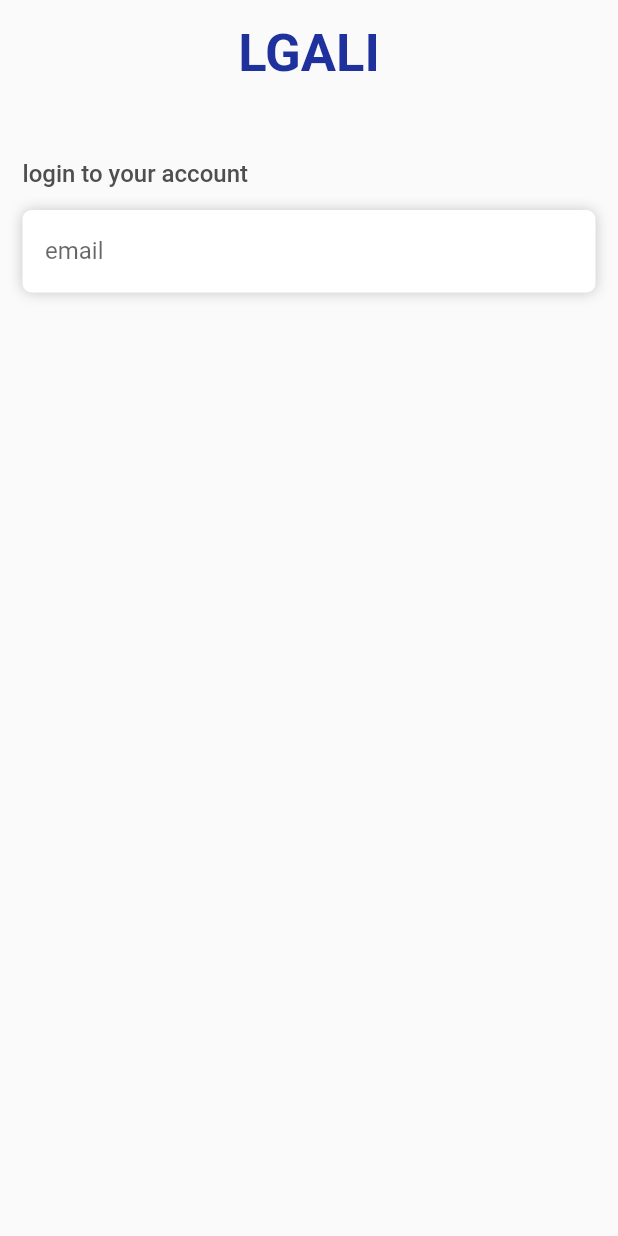
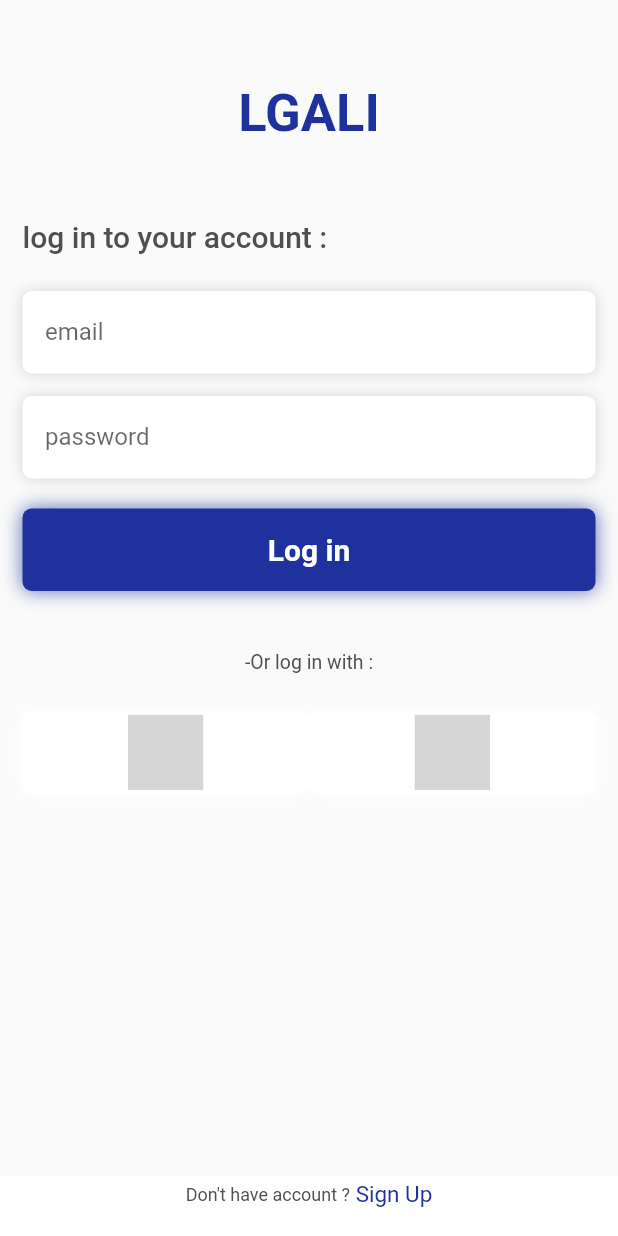
Before and after one commit to oussama-maz2000/lgali-front, a Flutter app: the LoginView screen opened directly, on a phone screen of 412 x 824 dp. Run offline on Flutter 3.47's test engine with Material 2 defaults, Android fonts, the phone set to English and light mode, and no system bars; our stand-ins replace flutter_svg, get, hexcolor; Roboto replaces fonts that are missing (Montserrat Subrayada, brandon); grey boxes are pictures that could not be loaded.

```diff
--- a/lib/views/login.view.dart
+++ b/lib/views/login.view.dart
@@ -1,8 +1,12 @@
+import 'package:lgali/views/widgets/social.login.dart';
+
 import './widgets/text.form.dart';
 
 import 'package:flutter/material.dart';
 
 import 'package:lgali/utils/global.color.dart';
+
+import './widgets/button.form.dart';
 
 class LoginView extends StatefulWidget {
   const LoginView({super.key});
@@ -13,6 +17,7 @@ class LoginView extends StatefulWidget {
 
 class _LoginViewState extends State<LoginView> {
   final TextEditingController emailController = TextEditingController();
+  final TextEditingController passwordController = TextEditingController();
 
   @override
   Widget build(BuildContext context) {
@@ -24,32 +29,67 @@ class _LoginViewState extends State<LoginView> {
           padding: EdgeInsets.all(15),
           child:
               Column(crossAxisAlignment: CrossAxisAlignment.start, children: [
+            SizedBox(height: 40),
             Container(
               alignment: Alignment.center,
               child: Text(
                 "LGALI",
                 style: TextStyle(
-                    fontFamily: 'Montserrat Subrayada',
+                    fontFamily: 'brandon',
                     color: GlobalColor.mainColor,
                     fontSize: 35,
                     fontWeight: FontWeight.bold),
               ),
             ),
             SizedBox(height: 50),
-            Text('login to your account',
+            Text('log in to your account :',
                 style: TextStyle(
                     color: GlobalColor.textColor,
-                    fontSize: 16,
+                    fontSize: 20,
                     fontWeight: FontWeight.w500)),
-            SizedBox(height: 15),
+            SizedBox(height: 25),
+            // Email Input
             TextForm(
               controller: emailController,
               text: 'email',
               textInputType: TextInputType.emailAddress,
+              obscure: false,
+            ),
+            SizedBox(height: 15),
+            // password Input
+            TextForm(
+              controller: passwordController,
+              text: 'password',
+              textInputType: TextInputType.visiblePassword,
               obscure: true,
-            )
+            ),
+            SizedBox(height: 20),
+            CustomButton(),
+            SizedBox(height: 40),
+            SocialLogin(),
           ]),
         )),
+      ),
+      bottomNavigationBar: Container(
+        alignment: Alignment.center,
+        padding: EdgeInsets.only(bottom: 15),
+        color: Colors.white,
+        height: 40,
+        child: Row(mainAxisAlignment: MainAxisAlignment.center, children: [
+          Text(
+            "Don't have account ?",
+            style: TextStyle(color: GlobalColor.textColor, fontSize: 12),
+          ),
+          InkWell(
+            onTap: () {
+              print('click Sign up');
+            },
+            child: Text(
+              ' Sign Up',
+              style: TextStyle(color: GlobalColor.mainColor, fontSize: 15),
+            ),
+          )
+        ]),
       ),
     );
   }
--- /dev/null
+++ b/lib/views/sign.view.dart
@@ -0,0 +1,39 @@
+import 'package:flutter/material.dart';
+import '../utils/global.color.dart';
+
+class SignView extends StatefulWidget {
+  const SignView({super.key});
+
+  @override
+  State<SignView> createState() => _SignViewState();
+}
+
+class _SignViewState extends State<SignView> {
+  @override
+  Widget build(BuildContext context) {
+    return Scaffold(
+        body: SingleChildScrollView(
+      child: Container(
+        alignment: Alignment.center,
+        width: double.infinity,
+        padding: EdgeInsets.all(15),
+        child: Column(children: [
+          SizedBox(
+            height: 40,
+          ),
+          Container(
+            alignment: Alignment.center,
+            child: Text(
+              "LGALI",
+              style: TextStyle(
+                  fontFamily: 'brandon',
+                  color: GlobalColor.mainColor,
+                  fontSize: 35,
+                  fontWeight: FontWeight.bold),
+            ),
+          ),
+        ]),
+      ),
+    ));
+  }
+}
--- a/lib/views/splash.view.dart
+++ b/lib/views/splash.view.dart
@@ -5,6 +5,7 @@ import 'package:flutter/material.dart';
 import 'package:get/route_manager.dart';
 import 'package:lgali/utils/global.color.dart';
 import 'package:lgali/views/login.view.dart';
+import 'package:lgali/views/sign.view.dart';
 
 class SplashView extends StatelessWidget {
   const SplashView({super.key});
@@ -12,7 +13,7 @@ class SplashView extends StatelessWidget {
   @override
   Widget build(BuildContext context) {
     Timer(Duration(seconds: 3), () {
-      Get.to(() => LoginView());
+      Get.to(() => SignView());
     });
     return Scaffold(
       backgroundColor: GlobalColor.mainColor,
@@ -20,7 +21,7 @@ class SplashView extends StatelessWidget {
           child: Text(
         "LGALI",
         style: TextStyle(
-            fontFamily: 'Montserrat Subrayada',
+            fontFamily: 'brandon',
             color: Color.fromARGB(255, 240, 235, 235),
             fontSize: 35,
             fontWeight: FontWeight.bold),
--- /dev/null
+++ b/lib/views/widgets/button.form.dart
@@ -0,0 +1,33 @@
+import 'package:flutter/material.dart';
+import 'package:flutter/src/widgets/framework.dart';
+import 'package:flutter/src/widgets/placeholder.dart';
+import 'package:lgali/utils/global.color.dart';
+
+class CustomButton extends StatelessWidget {
+  const CustomButton({super.key});
+
+  @override
+  Widget build(BuildContext context) {
+    return InkWell(
+      onTap: () => print('loged'),
+      child: Container(
+        alignment: Alignment.center,
+        height: 55,
+        decoration: BoxDecoration(
+            color: GlobalColor.mainColor,
+            borderRadius: BorderRadius.circular(6),
+            boxShadow: [
+              BoxShadow(
+                color: GlobalColor.mainColor.withOpacity(0.7),
+                blurRadius: 10,
+              )
+            ]),
+        child: Text(
+          'Log in',
+          style: TextStyle(
+              color: Colors.white, fontWeight: FontWeight.w600, fontSize: 20),
+        ),
+      ),
+    );
+  }
+}
--- /dev/null
+++ b/lib/views/widgets/social.login.dart
@@ -0,0 +1,67 @@
+import 'package:flutter/material.dart';
+import 'package:flutter/src/widgets/framework.dart';
+import 'package:flutter/src/widgets/placeholder.dart';
+import 'package:flutter_svg/svg.dart';
+import 'package:lgali/utils/global.color.dart';
+
+class SocialLogin extends StatelessWidget {
+  const SocialLogin({super.key});
+
+  @override
+  Widget build(BuildContext context) {
+    return Column(
+      children: [
+        Container(
+          alignment: Alignment.center,
+          child: Text('-Or log in with :',
+              style: TextStyle(color: GlobalColor.textColor, fontSize: 13)),
+        ),
+        SizedBox(
+          height: 25,
+        ),
+        Row(
+          children: [
+            Expanded(
+              child: Container(
+                alignment: Alignment.center,
+                height: 55,
+                decoration: BoxDecoration(
+                    color: Colors.white,
+                    borderRadius: BorderRadius.circular(6),
+                    boxShadow: [
+                      BoxShadow(
+                        color: Colors.white,
+                        blurRadius: 10,
+                      )
+                    ]),
+                child: SvgPicture.asset(
+                  'assets/images/facebook.svg',
+                  height: 50,
+                ),
+              ),
+            ),
+            Expanded(
+              child: Container(
+                alignment: Alignment.center,
+                height: 55,
+                decoration: BoxDecoration(
+                    color: Colors.white,
+                    borderRadius: BorderRadius.circular(6),
+                    boxShadow: [
+                      BoxShadow(
+                        color: Colors.white,
+                        blurRadius: 10,
+                      )
+                    ]),
+                child: SvgPicture.asset(
+                  'assets/images/google.svg',
+                  height: 50,
+                ),
+              ),
+            ),
+          ],
+        ),
+      ],
+    );
+  }
+}
--- a/lib/views/widgets/text.form.dart
+++ b/lib/views/widgets/text.form.dart
@@ -22,7 +22,7 @@ class TextForm extends StatelessWidget {
           color: Colors.white,
           borderRadius: BorderRadius.circular(6),
           boxShadow: [
-            BoxShadow(color: Colors.black.withOpacity(0.2), blurRadius: 7)
+            BoxShadow(color: Colors.black.withOpacity(0.15), blurRadius: 7)
           ]),
       child: TextFormField(
         controller: controller,
```
Also changed, not shown: pubspec.yaml (+7 -2 lines).
